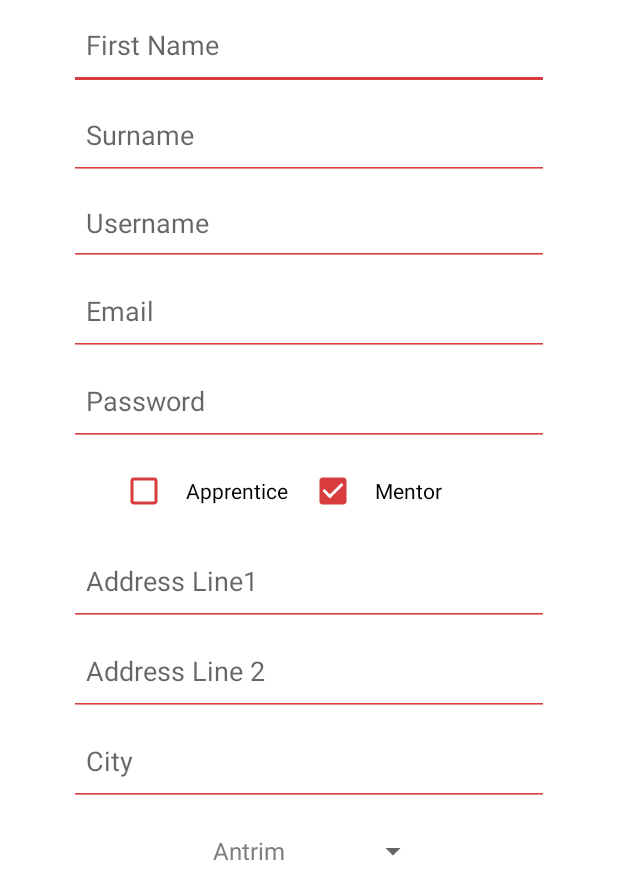
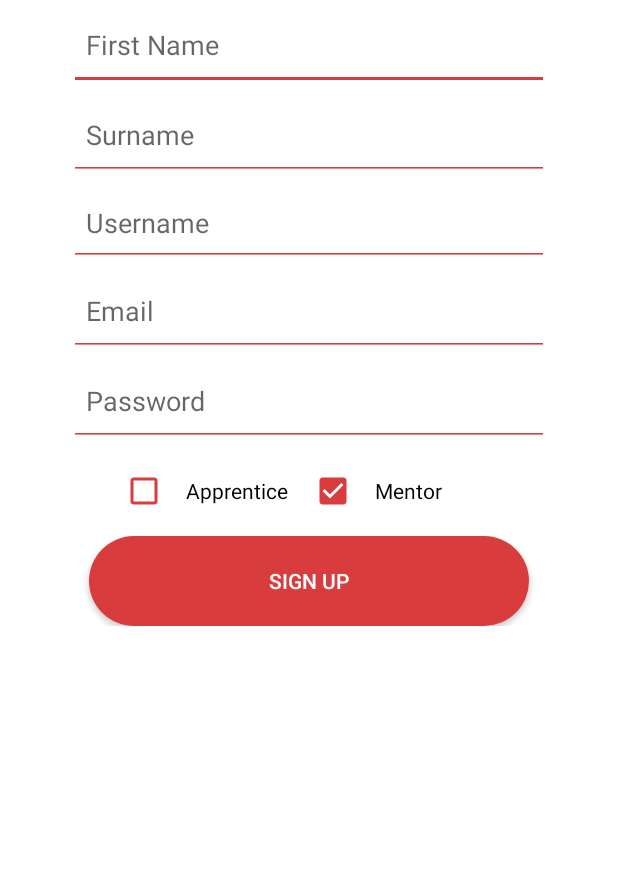
Before and after one commit to Rudy1995T/BarbAR-Mobile, an Android app: the SignUpActivity screen opened directly, with no data from a screen before it, after a tap on "Mentor", on a phone screen of 412 x 824 dp, the part 342-1236 px from its top. Run offline under Robolectric (Android 15) with nearby library versions, the phone set to English and light mode, and no system bars; our stand-ins replace Volley; 1 other tap on this screen came first.

Commit message:
Added trainee activity

```diff
--- a/app/src/main/java/com/barbar_splashscreen/keelanfaul/barbar_splashscreen/SignUpActivity.java
+++ b/app/src/main/java/com/barbar_splashscreen/keelanfaul/barbar_splashscreen/SignUpActivity.java
@@ -19,6 +19,7 @@ import com.android.volley.VolleyError;
 import com.android.volley.toolbox.JsonObjectRequest;
 import com.android.volley.toolbox.Volley;
 
+import org.json.JSONException;
 import org.json.JSONObject;
 
 import java.util.regex.Matcher;
@@ -28,10 +29,6 @@ public class SignUpActivity extends AppCompatActivity {
 
     private CheckBox apprenticeCheckBox;
     private CheckBox mentorCheckBox;
-    private Spinner countySpinner;
-    private EditText addressLine1;
-    private EditText addressLine2;
-    private EditText city;
 
     private Button signUpBtn;
 
@@ -47,11 +44,6 @@ public class SignUpActivity extends AppCompatActivity {
         setContentView(R.layout.activity_sign_up);
         initViews();
 
-        ArrayAdapter<String> countyAdapter = new ArrayAdapter<>(SignUpActivity.this,
-                android.R.layout.simple_list_item_1, getResources().getStringArray(R.array.county_arrays));
-        countyAdapter.setDropDownViewResource(android.R.layout.simple_spinner_dropdown_item);
-        countySpinner.setAdapter(countyAdapter);
-
         signUpSelect();
         mentorBox();
         apprenticeBox();
@@ -64,10 +56,6 @@ public class SignUpActivity extends AppCompatActivity {
                 if (apprenticeCheckBox.isChecked()) {
                     mentorCheckBox.setChecked(false);
                     mentorCheckBox.setClickable(true);
-                    addressLine1.setVisibility(View.GONE);
-                    addressLine2.setVisibility(View.GONE);
-                    city.setVisibility(View.GONE);
-                    countySpinner.setVisibility(View.GONE);
                     apprenticeCheckBox.setClickable(false);
                 }
             }
@@ -81,9 +69,7 @@ public class SignUpActivity extends AppCompatActivity {
                 if(mentorCheckBox.isChecked()) {
                     mentorCheckBox.setClickable(false);
                     apprenticeCheckBox.setChecked(false);
-                    fieldVisibility(View.VISIBLE);
                     apprenticeCheckBox.setClickable(true);
-
                 }
             }
         });
@@ -93,30 +79,34 @@ public class SignUpActivity extends AppCompatActivity {
         signUpBtn.setOnClickListener(new View.OnClickListener() {
             @Override
             public void onClick(View view) {
-                if(apprenticeCheckBox.isChecked()) {
-                    if(matchBasicSignUp()) {
-                        Intent intent = new Intent(view.getContext(), ApprenticeHomeScreenActivity.class);
-                        startActivity(intent);
-                    } else {
-                        Toast.makeText(getApplicationContext(), "Trainee made mistake", Toast.LENGTH_SHORT).show();
-                    }
+
+                if(matchBasicSignUp()) {
+                    final String apiURL = apprenticeCheckBox.isChecked() ? "trainee/traineeSignUp" : "barber/barberSignUp";
+                    registerUser(getUser(), apiURL);
+                    Intent intent = getIntentType();
+                    startActivity(intent);
                 } else {
-                    if(matchMentorSignUp()) {
-                        User user = getUser();
-                        registerUser(user);
-                        Toast.makeText(getApplicationContext(), "Send Barber to next activity", Toast.LENGTH_SHORT).show();
-                    } else {
-                        Toast.makeText(getApplicationContext(), "Barber made mistake", Toast.LENGTH_SHORT).show();
-                    }
+                    Toast.makeText(getApplicationContext(), "Trainee made mistake", Toast.LENGTH_SHORT).show();
                 }
-                }
+            }
         });
     }
 
-    private void registerUser(final User user) {
+    private Intent getIntentType() {
+        if(apprenticeCheckBox.isChecked()) {
+            return new Intent(this, ApprenticeHomeScreenActivity.class);
+        } else {
+            return new Intent(this, BarberHomeSrceenActivity.class);
+        }
+    }
+
+    private void registerUser(final User user, String apiURL) {
         RequestQueue queue = Volley.newRequestQueue(getApplicationContext());
 
-        final String SIGN_UP_URL = getString(R.string.sign_up_url);
+        String SIGN_UP_URL = getString(R.string.sign_up_url_body);
+
+
+        SIGN_UP_URL += apiURL;
 
         JSONObject postUser = user.toJSON();
 
@@ -124,7 +114,14 @@ public class SignUpActivity extends AppCompatActivity {
             new Response.Listener<JSONObject>() {
                 @Override
                 public void onResponse(JSONObject response) {
+                    try {
+                        if(response.getString("message").equals("success")) {
 
+
+                        }
+                    } catch (JSONException e) {
+                        e.printStackTrace();
+                    }
                 }
             },
             new Response.ErrorListener() {
@@ -135,6 +132,23 @@ public class SignUpActivity extends AppCompatActivity {
             });
 
         queue.add(jsonObjectRequest);
+    }
+
+    private User parseJSON(JSONObject json) {
+        User user = null;
+        try {
+            String foundFirstName = json.getString("firstname");
+            String foundSurname = json.getString("surname");
+            String foundUsername = json.getString("username");
+            String foundEmail = json.getString("email");
+            String foundPassword = json.getString("password");
+            String foundAvatar = json.getString("avatar");
+
+            user = new User(foundFirstName, foundSurname, foundUsername, foundEmail, foundPassword, foundAvatar);
+        } catch (JSONException e) {
+            e.printStackTrace();
+        }
+        return user;
     }
 
     private User getUser() {
@@ -154,13 +168,6 @@ public class SignUpActivity extends AppCompatActivity {
         Matcher matcher = pattern.matcher(txt);
 
         return matcher.matches();
-    }
-
-    private void fieldVisibility(int visibility) {
-        addressLine1.setVisibility(visibility);
-        addressLine2.setVisibility(visibility);
-        city.setVisibility(visibility);
-        countySpinner.setVisibility(visibility);
     }
 
     private boolean matchBasicSignUp() {
@@ -198,30 +205,9 @@ public class SignUpActivity extends AppCompatActivity {
         return regexValidity;
     }
 
-    private boolean matchMentorSignUp() {
-
-        final String ADDRESS_REGEX = getString(R.string.address_regex);
-        boolean regexValidity = true;
-        if(!matchRegex(addressLine1, ADDRESS_REGEX)) {
-            addressLine1.setError("Invalid address");
-            regexValidity = false;
-        }
-
-        if(!matchRegex(addressLine2, ADDRESS_REGEX)) {
-            addressLine2.setError("Invalid address");
-            regexValidity = false;
-        }
-
-        return matchBasicSignUp() && regexValidity;
-    }
-
     private void initViews() {
         apprenticeCheckBox = findViewById(R.id.ifApprenticeCheckbox);
         mentorCheckBox = findViewById(R.id.ifMentorCheckbox);
-        addressLine1 = findViewById(R.id.AddressLine1);
-        addressLine2 = findViewById(R.id.AddressLine2);
-        city = findViewById(R.id.City);
-        countySpinner = findViewById(R.id.county_spinner);
         signUpBtn = findViewById(R.id.signup_btn1);
         firstNameTxt = findViewById(R.id.signup_firstname);
         surnameTxt = findViewById(R.id.signup_surname);
--- a/app/src/main/java/com/barbar_splashscreen/keelanfaul/barbar_splashscreen/User.java
+++ b/app/src/main/java/com/barbar_splashscreen/keelanfaul/barbar_splashscreen/User.java
@@ -11,6 +11,8 @@ public class User {
     private String email;
     private String password;
     private String avatar;
+
+    public User() {}
 
     public User(String firstName, String surname, String username, String email, String password, String avatar) {
         this.firstName = firstName;
--- a/app/src/main/res/layout/activity_sign_up.xml
+++ b/app/src/main/res/layout/activity_sign_up.xml
@@ -106,57 +106,6 @@
                     android:theme="@style/CheckBoxTheme" />
             </LinearLayout>
 
-            <LinearLayout
-                android:id="@+id/barber-address"
-                android:layout_width="match_parent"
-                android:layout_height="wrap_content"
-                android:gravity="center_horizontal"
-                android:orientation="vertical">
-
-                <EditText
-                    android:id="@+id/AddressLine1"
-                    android:layout_width="wrap_content"
-                    android:layout_height="60dp"
-                    android:backgroundTint="@color/colorPrimary"
-                    android:ems="15"
-                    android:hint="Address Line1"
-                    android:inputType="text"
-                    android:padding="11dp"
-                    android:visibility="gone" />
-
-
-                <EditText
-                    android:id="@+id/AddressLine2"
-                    android:layout_width="wrap_content"
-                    android:layout_height="60dp"
-                    android:backgroundTint="@color/colorPrimary"
-                    android:ems="15"
-                    android:hint="Address Line 2"
-                    android:inputType="text"
-                    android:padding="11dp"
-                    android:visibility="gone" />
-
-                <EditText
-                    android:id="@+id/City"
-                    android:layout_width="wrap_content"
-                    android:layout_height="60dp"
-                    android:backgroundTint="@color/colorPrimary"
-                    android:ems="15"
-                    android:hint="City"
-                    android:inputType="text"
-                    android:padding="11dp"
-                    android:visibility="gone" />
-
-
-                <Spinner
-                    android:id="@+id/county-spinner"
-                    android:layout_width="wrap_content"
-                    android:layout_height="60dp"
-
-                    android:visibility="gone" />
-
-            </LinearLayout>
-
             <Button
                 android:id="@+id/signup-btn1"
                 android:layout_width="wrap_content"
--- a/app/src/main/res/values/strings.xml
+++ b/app/src/main/res/values/strings.xml
@@ -10,49 +10,16 @@
 
     <string name="country_prompt">Choose a country</string>
 
+
+
+    <!--No spaces, numeric or special characters-->
+    <!--REGEX STRINGS-->
+    <string name="name_regex">^[a-zA-Z]+</string>
+    <string name="username_regex">^[a-zA-Z0-9](_(?!(\.|_))|\.(?!(_|\.))|[a-zA-Z0-9]){6,18}[a-zA-Z0-9]$</string>
     <string name="password_regex">((?=.*\d)(?=.*[a-z])(?=.*[A-Z]).{8,15})</string>
     <string name="email_regex">(\\w+@[a-zA-Z_]+?\\.[a-zA-Z]{2,6})</string>
 
-    <!--No spaces, numeric or special characters-->
-    <string name="name_regex">^[a-zA-Z]+</string>
-    <string name="username_regex">^[a-zA-Z0-9](_(?!(\.|_))|\.(?!(_|\.))|[a-zA-Z0-9]){6,18}[a-zA-Z0-9]$</string>
-    <string name="address_regex">[a-zA-Z0-9\\s\\,]*</string>
+    <!--URL's-->
+    <string name="sign_up_url_body">https://barbarservice.azurewebsites.net/api/</string>
 
-    <!--URL's-->
-    <string name="sign_up_url">https://barbarservice.azurewebsites.net/api/barber/barberSignUp</string>
-
-    <string-array name="county_arrays">
-        <item>Antrim</item>
-        <item>Armagh</item>
-        <item>Carlow</item>
-        <item>Cavan</item>
-        <item>Clare</item>
-        <item>Cork</item>
-        <item>Derry</item>
-        <item>Donegal</item>
-        <item>Down</item>
-        <item>Dublin</item>
-        <item>Fermanagh</item>
-        <item>Galway</item>
-        <item>Kerry</item>
-        <item>Kildare</item>
-        <item>Kilkenny</item>
-        <item>Laois</item>
-        <item>Leitrim</item>
-        <item>Limerick</item>
-        <item>Longford</item>
-        <item>Louth</item>
-        <item>Mayo</item>
-        <item>Meath</item>
-        <item>Monaghan</item>
-        <item>Offaly</item>
-        <item>Roscommon</item>
-        <item>Sligo</item>
-        <item>Tipperary</item>
-        <item>Tyrone</item>
-        <item>Waterford</item>
-        <item>Westmeath</item>
-        <item>Wexford</item>
-        <item>Wicklow</item>
-    </string-array>
 </resources>
```
